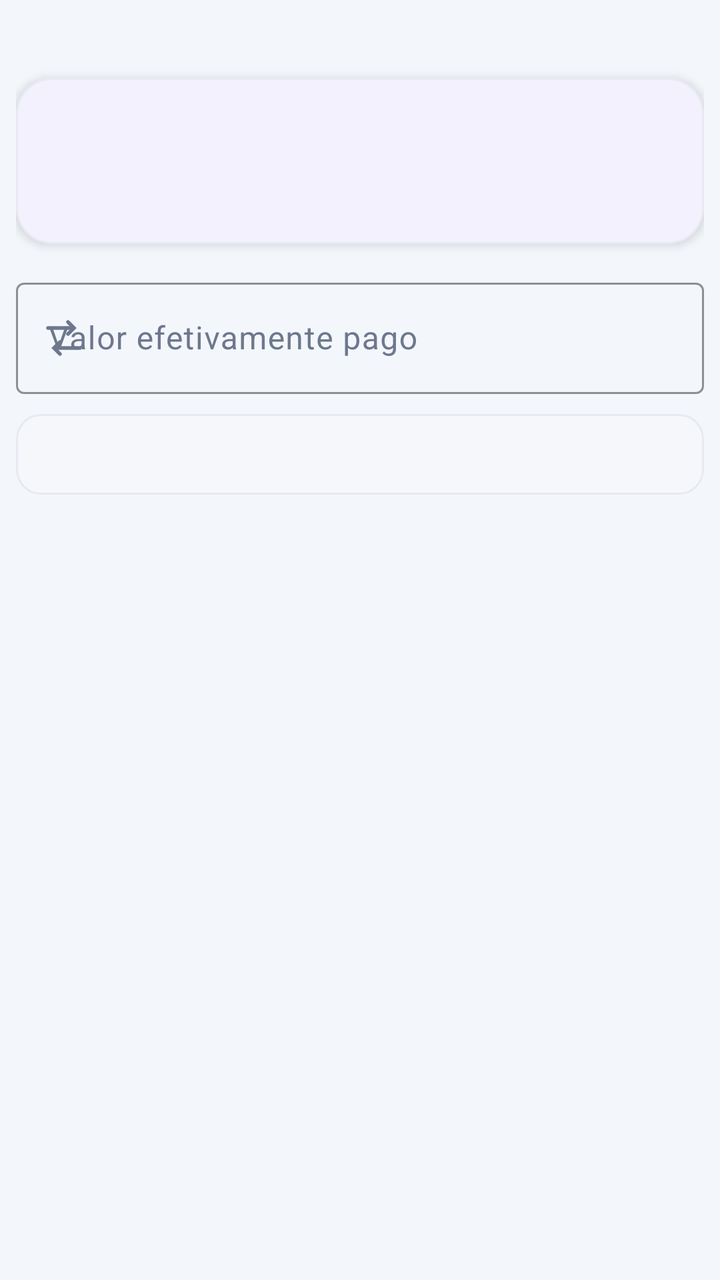
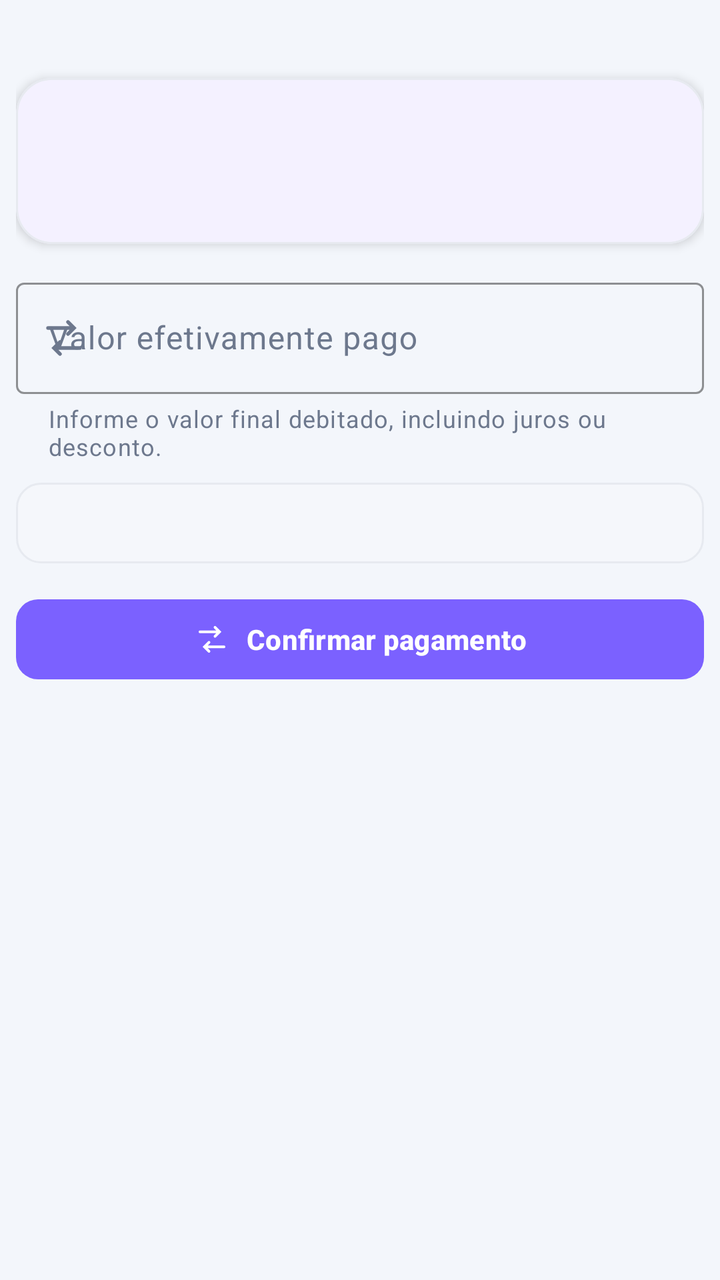

An Android layout rendered at two revisions. The XML below is the earlier revision; the diff shows what the commit changed to produce the second picture.
<!-- AndroidManifest.xml: application theme Theme.StopGastos -->
<!-- res/layout/dialog_bill_payment.xml -->
<?xml version="1.0" encoding="utf-8"?>
<LinearLayout xmlns:android="http://schemas.android.com/apk/res/android"
    xmlns:app="http://schemas.android.com/apk/res-auto"
    android:layout_width="match_parent"
    android:layout_height="wrap_content"
    android:orientation="vertical"
    android:padding="8dp">

    <TextView
        android:id="@+id/payment_bill_description"
        android:layout_width="match_parent"
        android:layout_height="wrap_content"
        android:textAppearance="@style/TextAppearance.StopGastos.Section" />

    <com.google.android.material.card.MaterialCardView
        style="@style/Widget.StopGastos.Card"
        android:layout_width="match_parent"
        android:layout_height="wrap_content"
        android:layout_marginTop="12dp">

        <LinearLayout
            android:layout_width="match_parent"
            android:layout_height="wrap_content"
            android:orientation="vertical"
            android:padding="14dp">

            <TextView
                android:id="@+id/payment_bill_original"
                android:layout_width="match_parent"
                android:layout_height="wrap_content"
                android:textColor="@color/text_primary"
                android:textSize="13sp"
                android:textStyle="bold" />

            <TextView
                android:id="@+id/payment_bill_due"
                android:layout_width="match_parent"
                android:layout_height="wrap_content"
                android:layout_marginTop="5dp"
                android:textAppearance="@style/TextAppearance.StopGastos.BodyMuted" />

            <TextView
                android:id="@+id/payment_bill_date"
                android:layout_width="match_parent"
                android:layout_height="wrap_content"
                android:layout_marginTop="3dp"
                android:textAppearance="@style/TextAppearance.StopGastos.BodyMuted" />
        </LinearLayout>
    </com.google.android.material.card.MaterialCardView>

    <com.google.android.material.textfield.TextInputLayout
        android:layout_width="match_parent"
        android:layout_height="wrap_content"
        android:layout_marginTop="14dp"
        android:hint="Valor efetivamente pago"
        app:boxBackgroundMode="outline"
        app:boxStrokeColor="@color/primary"
        app:startIconDrawable="@drawable/ic_transaction">

        <com.google.android.material.textfield.TextInputEditText
            android:id="@+id/payment_bill_amount"
            android:layout_width="match_parent"
            android:layout_height="wrap_content"
            android:inputType="numberDecimal"
            android:maxLines="1" />
    </com.google.android.material.textfield.TextInputLayout>

    <TextView
        android:id="@+id/payment_bill_adjustment"
        android:layout_width="match_parent"
        android:layout_height="wrap_content"
        android:layout_marginTop="10dp"
        android:background="@drawable/bg_input"
        android:padding="12dp"
        android:textColor="@color/text_muted"
        android:textSize="12sp" />

</LinearLayout>
<!-- resources referenced by this layout -->
<resources>
  <color name="primary">#7B61FF</color>
  <color name="text_muted">#6D788D</color>
  <color name="text_primary">#162033</color>
  <!-- drawable bg_input (drawable) -->
  <shape xmlns:android="http://schemas.android.com/apk/res/android" android:shape="rectangle">
      <solid android:color="@color/surface_2" />
      <stroke android:width="1dp" android:color="@color/line" />
      <corners android:radius="12dp" />
      <padding android:left="12dp" android:top="9dp" android:right="12dp" android:bottom="9dp" />
  </shape>
  <!-- drawable ic_transaction (drawable) -->
  <vector xmlns:android="http://schemas.android.com/apk/res/android" android:width="24dp" android:height="24dp" android:viewportWidth="24" android:viewportHeight="24">
      <path android:fillColor="@android:color/transparent" android:strokeColor="@color/white" android:strokeWidth="1.8" android:strokeLineCap="round" android:pathData="M4,7h13M14,4l3,3l-3,3M20,17H7M10,14l-3,3l3,3"/>
  </vector>
  <style name="TextAppearance.StopGastos.BodyMuted" parent="TextAppearance.Material3.BodyMedium">
          <item name="android:textColor">@color/text_muted</item>
          <item name="android:textSize">11sp</item>
      </style>
  <style name="TextAppearance.StopGastos.Section" parent="TextAppearance.Material3.TitleMedium">
          <item name="android:textColor">@color/text_primary</item>
          <item name="android:textStyle">bold</item>
          <item name="android:textSize">14sp</item>
      </style>
  <style name="Widget.StopGastos.Card" parent="Widget.Material3.CardView.Elevated">
          <item name="cardBackgroundColor">@color/surface</item>
          <item name="cardCornerRadius">18dp</item>
          <item name="cardElevation">3dp</item>
          <item name="strokeColor">@color/line</item>
          <item name="strokeWidth">1dp</item>
      </style>
  <style name="Theme.StopGastos" parent="Theme.Material3.Dark.NoActionBar">
          <item name="colorPrimary">@color/primary</item>
          <item name="colorOnPrimary">@color/on_primary</item>
          <item name="colorPrimaryContainer">@color/primary_soft</item>
          <item name="colorOnPrimaryContainer">@color/text_primary</item>
          <item name="colorSecondary">@color/secondary</item>
          <item name="colorSurface">@color/surface</item>
          <item name="colorSurfaceVariant">@color/surface_2</item>
          <item name="colorOnSurface">@color/text_primary</item>
          <item name="colorOnSurfaceVariant">@color/text_muted</item>
          <item name="colorOutline">@color/line</item>
          <item name="colorError">@color/danger</item>
          <item name="android:colorBackground">@color/background</item>
          <item name="android:windowBackground">@color/background</item>
          <item name="android:statusBarColor">@color/background</item>
          <item name="android:navigationBarColor">@color/background</item>
          <item name="android:windowLightStatusBar">false</item>
          <item name="android:windowLightNavigationBar">false</item>
          <item name="android:windowNoTitle">true</item>
      </style>
  <color name="surface_2">#F5F7FB</color>
  <color name="line">#E7EAF0</color>
  <color name="white">#FFFFFF</color>
  <color name="surface">#FFFFFF</color>
  <color name="on_primary">#FFFFFF</color>
  <color name="primary_soft">#EEEAFE</color>
  <color name="secondary">#16C7B7</color>
  <color name="danger">#FF5F6D</color>
  <color name="background">#F3F6FB</color>
</resources>

<!-- the commit's change to res/layout/dialog_bill_payment.xml (unified diff, before → after) -->
@@ -55,12 +55,14 @@
         android:hint="Valor efetivamente pago"
         app:boxBackgroundMode="outline"
         app:boxStrokeColor="@color/primary"
+        app:helperText="Informe o valor final debitado, incluindo juros ou desconto."
         app:startIconDrawable="@drawable/ic_transaction">
 
         <com.google.android.material.textfield.TextInputEditText
             android:id="@+id/payment_bill_amount"
             android:layout_width="match_parent"
             android:layout_height="wrap_content"
+            android:imeOptions="actionDone"
             android:inputType="numberDecimal"
             android:maxLines="1" />
     </com.google.android.material.textfield.TextInputLayout>
@@ -75,4 +77,15 @@
         android:textColor="@color/text_muted"
         android:textSize="12sp" />
 
+    <com.google.android.material.button.MaterialButton
+        android:id="@+id/payment_bill_confirm"
+        style="@style/Widget.StopGastos.Button.Primary"
+        android:layout_width="match_parent"
+        android:layout_height="48dp"
+        android:layout_marginTop="14dp"
+        android:text="Confirmar pagamento"
+        app:icon="@drawable/ic_transaction"
+        app:iconGravity="textStart"
+        app:iconPadding="8dp" />
+
 </LinearLayout>
<!-- resource entries referenced after the edit -->
@@ -22,6 +22,14 @@
           <item name="android:textColor">@color/text_primary</item>
           <item name="android:textStyle">bold</item>
           <item name="android:textSize">14sp</item>
+      </style>
+  <style name="Widget.StopGastos.Button.Primary" parent="Widget.Material3.Button">
+          <item name="backgroundTint">@color/primary</item>
+          <item name="android:textColor">@color/white</item>
+          <item name="cornerRadius">11dp</item>
+          <item name="android:minHeight">42dp</item>
+          <item name="android:textAllCaps">false</item>
+          <item name="android:textStyle">bold</item>
       </style>
   <style name="Widget.StopGastos.Card" parent="Widget.Material3.CardView.Elevated">
           <item name="cardBackgroundColor">@color/surface</item>
